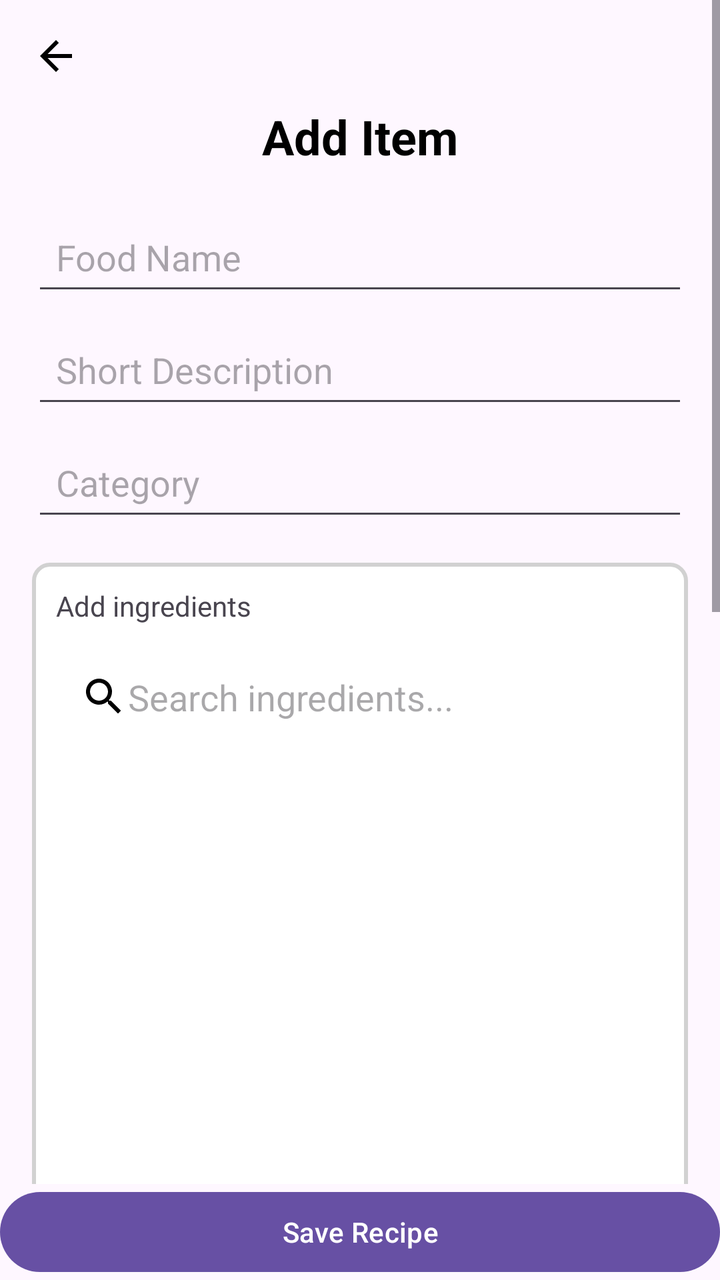
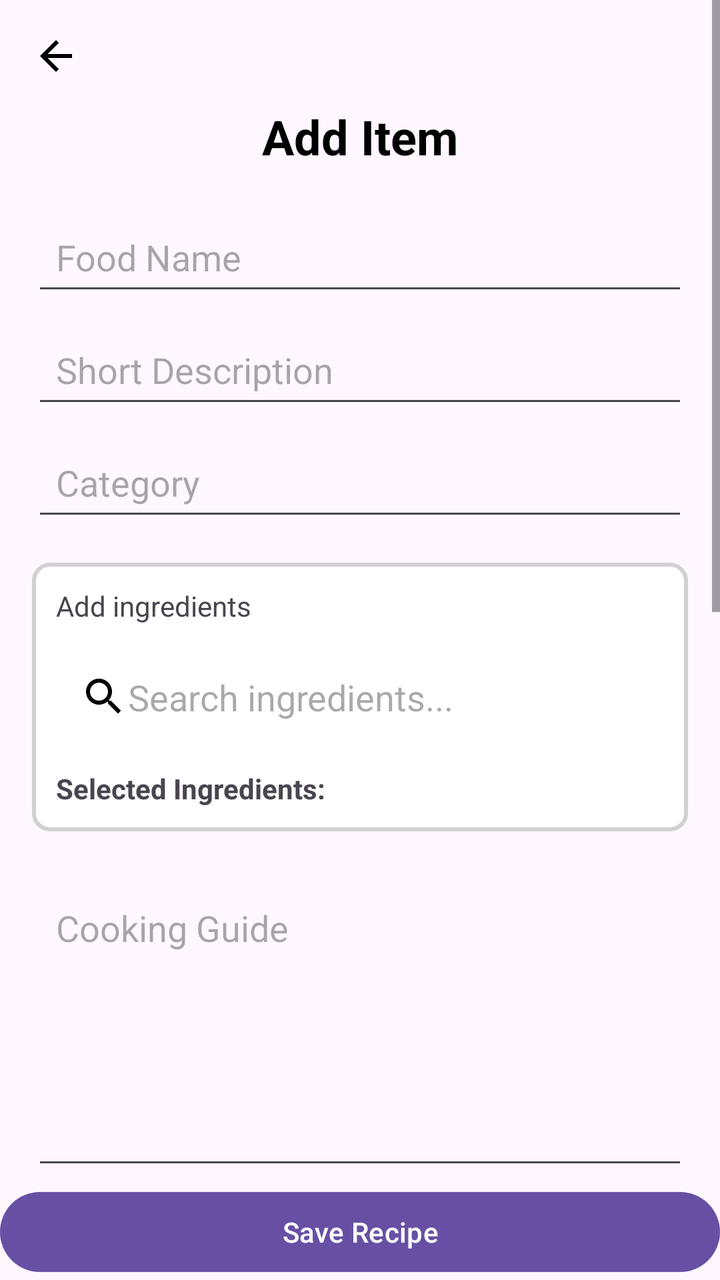

Before-and-after screenshots of an Android layout around one commit, followed by the original layout XML and the change that was made.
<!-- AndroidManifest.xml: application theme Theme.MenuBuilderV2 -->
<!-- res/layout/activity_add_food.xml -->
<?xml version="1.0" encoding="utf-8"?>
<androidx.constraintlayout.widget.ConstraintLayout
    xmlns:android="http://schemas.android.com/apk/res/android"
    xmlns:app="http://schemas.android.com/apk/res-auto"
    android:id="@+id/main"
    android:layout_width="match_parent"
    android:layout_height="match_parent">

    
    <ScrollView
        android:layout_width="match_parent"
        android:layout_height="0dp"
        app:layout_constraintTop_toTopOf="parent"
        app:layout_constraintBottom_toTopOf="@id/btnSave">

        <LinearLayout
            android:id="@+id/addfoodlayout"
            android:layout_width="match_parent"
            android:layout_height="wrap_content"
            android:orientation="vertical"
            android:padding="16dp">

            <ImageButton
                android:id="@+id/btnBack"
                android:layout_width="wrap_content"
                android:layout_height="wrap_content"
                android:src="@drawable/ic_arrow_back"
                android:background="?attr/selectableItemBackgroundBorderless"
                android:contentDescription="Back" />

            <TextView
                android:id="@+id/txtAddItemTitle"
                android:layout_width="match_parent"
                android:layout_height="wrap_content"
                android:text="Add Item"
                android:textSize="24sp"
                android:textStyle="bold"
                android:textColor="@color/black"
                android:gravity="center"
                android:layout_marginTop="12dp"
                android:layout_marginBottom="20dp" />

            <EditText
                android:id="@+id/edtFoodName"
                android:layout_width="match_parent"
                android:layout_height="wrap_content"
                android:hint="Food Name"
                android:padding="12dp" />

            <EditText
                android:id="@+id/edtFoodDesc"
                android:layout_width="match_parent"
                android:layout_height="wrap_content"
                android:hint="Short Description"
                android:padding="12dp"
                android:layout_marginTop="8dp" />

            <EditText
                android:id="@+id/edtFoodCategory"
                android:layout_width="match_parent"
                android:layout_height="wrap_content"
                android:hint="Category"
                android:padding="12dp"
                android:layout_marginTop="8dp" />

            <LinearLayout
                android:layout_width="match_parent"
                android:layout_height="wrap_content"
                android:orientation="vertical"
                android:background="@drawable/border"
                android:padding="12dp"
                android:layout_marginTop="16dp"
                android:layout_marginBottom="16dp">

                <TextView
                    android:layout_width="match_parent"
                    android:layout_height="wrap_content"
                    android:text="Add ingredients"/>

                <EditText
                    android:id="@+id/edtSearchIngredient"
                    android:layout_width="match_parent"
                    android:layout_height="wrap_content"
                    android:hint="Search ingredients..."
                    android:drawableLeft="@drawable/ic_search"
                    android:padding="12dp"
                    android:layout_marginTop="12dp"
                    android:background="@android:color/transparent"/>

                <androidx.recyclerview.widget.RecyclerView
                    android:id="@+id/recyclerIngredientSelect"
                    android:layout_width="match_parent"
                    android:layout_height="200dp"
                    android:layout_marginTop="8dp"
                    android:background="@android:color/transparent"/>

                <TextView
                    android:id="@+id/txtSelectedIngredientsSummary"
                    android:layout_width="match_parent"
                    android:layout_height="wrap_content"
                    android:text="Selected Ingredients:"
                    android:textStyle="bold"
                    android:layout_marginTop="12dp"
                    android:background="@android:color/transparent" />
            </LinearLayout>

            <EditText
                android:id="@+id/edtFoodGuide"
                android:layout_width="match_parent"
                android:layout_height="150dp"
                android:hint="Cooking Guide"
                android:gravity="top"
                android:inputType="textMultiLine"
                android:maxLines="8"
                android:padding="12dp"
                android:layout_marginTop="8dp"
                android:scrollbars="vertical" />

            <ImageView
                android:id="@+id/imgSelected"
                android:layout_width="match_parent"
                android:layout_height="200dp"
                android:scaleType="centerCrop"
                android:src="@drawable/ic_lunch"
                android:layout_marginTop="12dp" />

            <EditText
                android:id="@+id/edtCheckImage"
                android:layout_width="match_parent"
                android:layout_height="wrap_content"
                android:hint="Image URL"
                android:padding="12dp"
                android:layout_marginTop="8dp" />

            <LinearLayout
                android:layout_width="match_parent"
                android:layout_height="wrap_content"
                android:orientation="horizontal"
                android:layout_marginTop="8dp"
                android:gravity="start">

                <Button
                    android:id="@+id/btnCheckImage"
                    android:layout_width="0dp"
                    android:layout_height="wrap_content"
                    android:layout_weight="1"
                    android:text="Check Image" />

                <Button
                    android:id="@+id/btnManageIngredients"
                    android:layout_width="0dp"
                    android:layout_height="wrap_content"
                    android:layout_weight="1"
                    android:layout_marginStart="8dp"
                    android:text="Manage Ingredients" />
            </LinearLayout>

        </LinearLayout>
    </ScrollView>

    <Button
        android:id="@+id/btnSave"
        android:layout_width="match_parent"
        android:layout_height="wrap_content"
        android:text="Save Recipe"
        app:layout_constraintBottom_toBottomOf="parent" />
</androidx.constraintlayout.widget.ConstraintLayout>
<!-- resources referenced by this layout -->
<resources>
  <color name="black">#FF000000</color>
  <!-- drawable border (drawable) -->
  <shape xmlns:android="http://schemas.android.com/apk/res/android">
      <solid android:color="#FFFFFF"/> 
      <stroke android:color="#D1D1D1" android:width="2dp"/> 
      <corners android:radius="8dp"/> 
  </shape>
  <!-- drawable ic_arrow_back (drawable) -->
  <vector xmlns:android="http://schemas.android.com/apk/res/android" android:autoMirrored="true" android:height="24dp" android:tint="#000000" android:viewportHeight="24" android:viewportWidth="24" android:width="24dp">
        
      <path android:fillColor="@android:color/white" android:pathData="M20,11H7.83l5.59,-5.59L12,4l-8,8 8,8 1.41,-1.41L7.83,13H20v-2z"/>
      
  </vector>
  <!-- drawable ic_lunch (drawable) -->
  <vector xmlns:android="http://schemas.android.com/apk/res/android" android:height="24dp" android:tint="#000000" android:viewportHeight="24" android:viewportWidth="24" android:width="24dp">
        
      <path android:fillColor="@android:color/white" android:pathData="M18.06,22.99h1.66c0.84,0 1.53,-0.64 1.63,-1.46L23,5.05h-5L18,1h-1.97v4.05h-4.97l0.3,2.34c1.71,0.47 3.31,1.32 4.27,2.26 1.44,1.42 2.43,2.89 2.43,5.29v8.05zM1,21.99L1,21h15.03v0.99c0,0.55 -0.45,1 -1.01,1L2.01,22.99c-0.56,0 -1.01,-0.45 -1.01,-1zM16.03,14.99c0,-8 -15.03,-8 -15.03,0h15.03zM1.02,17h15v2h-15z"/>
      
  </vector>
  <!-- drawable ic_search (drawable) -->
  <vector xmlns:android="http://schemas.android.com/apk/res/android" android:height="24dp" android:tint="#000000" android:viewportHeight="24" android:viewportWidth="24" android:width="24dp">
        
      <path android:fillColor="@android:color/white" android:pathData="M15.5,14h-0.79l-0.28,-0.27C15.41,12.59 16,11.11 16,9.5 16,5.91 13.09,3 9.5,3S3,5.91 3,9.5 5.91,16 9.5,16c1.61,0 3.09,-0.59 4.23,-1.57l0.27,0.28v0.79l5,4.99L20.49,19l-4.99,-5zM9.5,14C7.01,14 5,11.99 5,9.5S7.01,5 9.5,5 14,7.01 14,9.5 11.99,14 9.5,14z"/>
      
  </vector>
  <style name="Theme.MenuBuilderV2" parent="Base.Theme.MenuBuilderV2" />
  <style name="Base.Theme.MenuBuilderV2" parent="Theme.Material3.DayNight.NoActionBar">
          
          
      </style>
</resources>

<!-- the commit's change to res/layout/activity_add_food.xml (unified diff, before → after) -->
@@ -11,7 +11,7 @@
         android:layout_width="match_parent"
         android:layout_height="0dp"
         app:layout_constraintTop_toTopOf="parent"
-        app:layout_constraintBottom_toTopOf="@id/btnSave">
+        app:layout_constraintBottom_toTopOf="@id/btnSaveNewFood">
 
         <LinearLayout
             android:id="@+id/addfoodlayout"
@@ -21,7 +21,7 @@
             android:padding="16dp">
 
             <ImageButton
-                android:id="@+id/btnBack"
+                android:id="@+id/btnBackAddItem"
                 android:layout_width="wrap_content"
                 android:layout_height="wrap_content"
                 android:src="@drawable/ic_arrow_back"
@@ -87,13 +87,6 @@
                     android:layout_marginTop="12dp"
                     android:background="@android:color/transparent"/>
 
-                <androidx.recyclerview.widget.RecyclerView
-                    android:id="@+id/recyclerIngredientSelect"
-                    android:layout_width="match_parent"
-                    android:layout_height="200dp"
-                    android:layout_marginTop="8dp"
-                    android:background="@android:color/transparent"/>
-
                 <TextView
                     android:id="@+id/txtSelectedIngredientsSummary"
                     android:layout_width="match_parent"
@@ -155,11 +148,18 @@
                     android:text="Manage Ingredients" />
             </LinearLayout>
 
+            <androidx.recyclerview.widget.RecyclerView
+                android:id="@+id/recyclerIngredientSelect"
+                android:layout_width="match_parent"
+                android:layout_height="200dp"
+                android:layout_marginTop="8dp"
+                android:background="@android:color/transparent" />
+
         </LinearLayout>
     </ScrollView>
 
     <Button
-        android:id="@+id/btnSave"
+        android:id="@+id/btnSaveNewFood"
         android:layout_width="match_parent"
         android:layout_height="wrap_content"
         android:text="Save Recipe"
